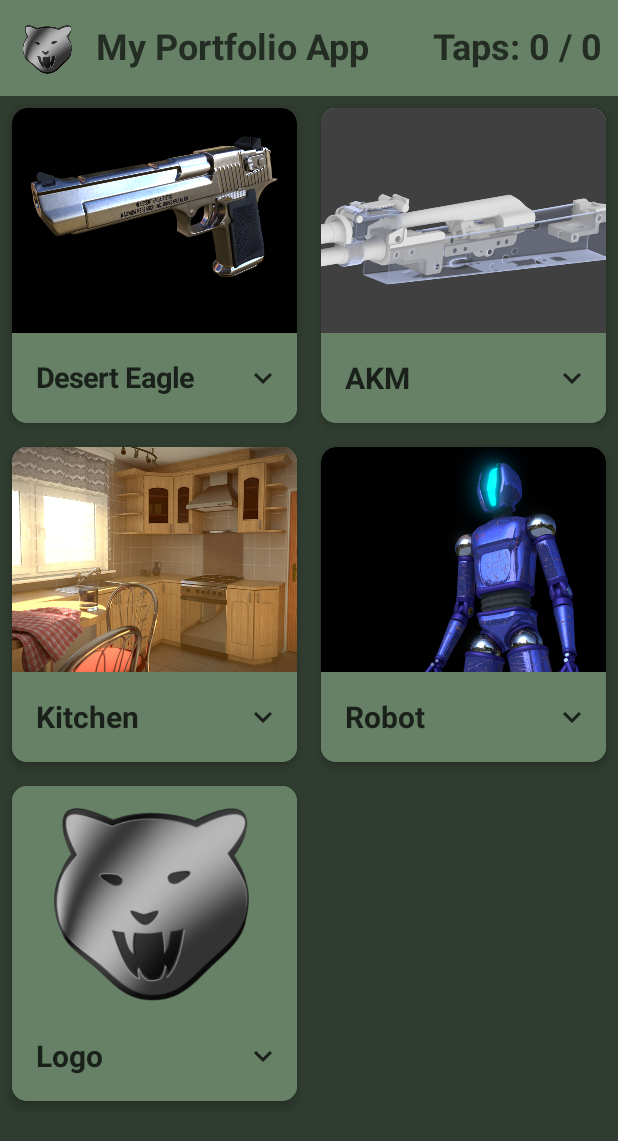
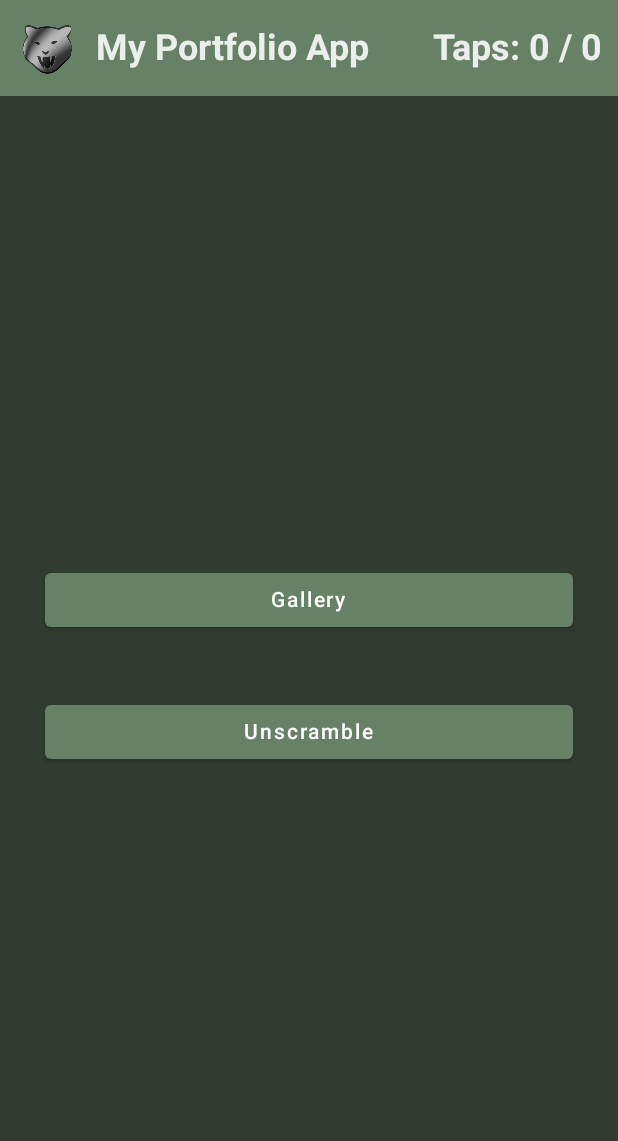
Before and after one commit to predatorkind/My3DArt, an Android app built with Jetpack Compose: the screen it shows after launch (MainActivity), on a phone screen of 412 x 824 dp. Shown: the top 1141 px of the screen. Run offline under Robolectric (Android 15) with nearby library versions, the phone set to English and light mode, and no system bars; our stand-ins replace window size class.

Commit message:
Added: Navigation Controller to navigation between MainMenu and other Screens MyPortfolioUiState and MyPortfolioViewModel as main ViewModel and UI state holder
Changed
primary colors

```diff
--- a/app/src/main/java/net/vertexgraphics/myportfolioapp/MainActivity.kt
+++ b/app/src/main/java/net/vertexgraphics/myportfolioapp/MainActivity.kt
@@ -7,9 +7,6 @@ import androidx.activity.ComponentActivity
 import androidx.activity.compose.setContent
 import androidx.compose.material3.windowsizeclass.ExperimentalMaterial3WindowSizeClassApi
 import androidx.compose.material3.windowsizeclass.calculateWindowSizeClass
-import net.vertexgraphics.myportfolioapp.ui.GalleryScreen
-import net.vertexgraphics.myportfolioapp.ui.GameScreen
-
 import net.vertexgraphics.myportfolioapp.ui.theme.MyPortfolioAppTheme
 
 
@@ -25,8 +22,7 @@ class MainActivity : ComponentActivity() {
             MyPortfolioAppTheme {
 
                 MyPortfolioScreen()
-                //GameScreen()
-                //GalleryScreen()
+
 
             }
         }
--- a/app/src/main/java/net/vertexgraphics/myportfolioapp/MyPortfolioScreen.kt
+++ b/app/src/main/java/net/vertexgraphics/myportfolioapp/MyPortfolioScreen.kt
@@ -1,17 +1,27 @@
 package net.vertexgraphics.myportfolioapp
 
+
+import android.util.Log
+import androidx.annotation.StringRes
 import androidx.compose.foundation.Image
+import androidx.compose.foundation.layout.Arrangement
 import androidx.compose.foundation.layout.Column
 import androidx.compose.foundation.layout.Row
 import androidx.compose.foundation.layout.Spacer
+import androidx.compose.foundation.layout.fillMaxHeight
 import androidx.compose.foundation.layout.fillMaxWidth
 import androidx.compose.foundation.layout.padding
 import androidx.compose.foundation.layout.size
+import androidx.compose.material.Button
 import androidx.compose.material.ExperimentalMaterialApi
+import androidx.compose.material.Icon
+import androidx.compose.material.IconButton
 import androidx.compose.material.MaterialTheme
 import androidx.compose.material.Scaffold
 import androidx.compose.material.Surface
 import androidx.compose.material.Text
+import androidx.compose.material.icons.Icons
+import androidx.compose.material.icons.filled.ArrowBack
 import androidx.compose.runtime.Composable
 import androidx.compose.runtime.collectAsState
 import androidx.compose.runtime.getValue
@@ -20,42 +30,139 @@ import androidx.compose.runtime.remember
 import androidx.compose.runtime.setValue
 import androidx.compose.ui.Alignment
 import androidx.compose.ui.Modifier
+import androidx.compose.ui.platform.LocalContext
 import androidx.compose.ui.res.dimensionResource
 import androidx.compose.ui.res.painterResource
 import androidx.compose.ui.res.stringResource
+import androidx.compose.ui.tooling.preview.Preview
 import androidx.compose.ui.unit.dp
 import androidx.lifecycle.viewmodel.compose.viewModel
+import androidx.navigation.NavHostController
+import androidx.navigation.compose.NavHost
+import androidx.navigation.compose.composable
+import androidx.navigation.compose.currentBackStackEntryAsState
+import androidx.navigation.compose.rememberNavController
+import net.vertexgraphics.myportfolioapp.model.MyPortfolioViewModel
+import net.vertexgraphics.myportfolioapp.ui.GalleryScreen
+import net.vertexgraphics.myportfolioapp.ui.GameScreen
+import net.vertexgraphics.myportfolioapp.ui.theme.MyPortfolioAppTheme
 
-import net.vertexgraphics.myportfolioapp.model.GalleryViewModel
+private const val TAG: String = "MyPortfolioScreen"
 
-import androidx.navigation.NavHostController
-import androidx.navigation.compose.rememberNavController
-import net.vertexgraphics.myportfolioapp.ui.GalleryScreen
-
+enum class PortfolioScreens(@StringRes val title: Int) {
+    Start(title = R.string.app_name),
+    Gallery(title = R.string.gallery),
+    Unscramble(title = R.string.unscramble),
+    Options(title = R.string.options), //todo
+}
 
 @Composable
 fun MyPortfolioScreen(
     navController: NavHostController = rememberNavController(),
-    galleryViewModel: GalleryViewModel = viewModel()
+    myPortfolioViewModel: MyPortfolioViewModel = viewModel()
 ){
-    //val galleryViewModel = GalleryViewModel()
-    val galleryUiState = galleryViewModel.uiState
+
+    val myPortfolioUiState by myPortfolioViewModel.uiState.collectAsState()
+    val backStackEntry by navController.currentBackStackEntryAsState()
+    val currentScreen = PortfolioScreens.valueOf(
+        backStackEntry?.destination?.route ?: PortfolioScreens.Start.name
+        )
+
+    Scaffold(topBar = {
+        TopBar(
+            currentScreen = currentScreen,
+            lifetimeTaps = myPortfolioViewModel.lifetimeTaps,
+            increaseLifetimeTaps = { myPortfolioViewModel.increaseLifetimeTaps()},
+            canNavigateBack = navController.previousBackStackEntry != null,
+            navigateUp = { navController.navigateUp()},
+
+            )
+    }) {innerPadding ->
+        val uiState by myPortfolioViewModel.uiState.collectAsState()
+        //GalleryScreen(galleryViewModel, modifier = Modifier.padding(it))
+        NavHost(
+            navController = navController,
+            startDestination = PortfolioScreens.Start.name,
+            modifier = Modifier.padding(innerPadding),
+        ) {
+            composable(
+                route = PortfolioScreens.Start.name
+            ){
+                MainMenu(
+                    onGalleryButtonClicked = {
+                        navController.navigate(route = PortfolioScreens.Gallery.name)
+                        Log.d(TAG, "Gallery button clicked")
+                    },
+                    onUnscrambledButtonClicked = {
+                        navController.navigate(route = PortfolioScreens.Unscramble.name)
+                    },
+                    modifier = Modifier.fillMaxHeight()
+                )
+            }
+            composable(
+                route = PortfolioScreens.Gallery.name
+            ) {
+                val context = LocalContext.current
+                GalleryScreen()
+            }
+            composable(
+                route = PortfolioScreens.Unscramble.name
+            ) {
+                GameScreen()
+            }
+        }
+    }
+}
+
+@Composable
+private fun MainMenu(
+    modifier: Modifier = Modifier,
+    onGalleryButtonClicked: () -> Unit,
+    onUnscrambledButtonClicked: () -> Unit,
+
+    ){
+    Column(
+        modifier= Modifier
+            .padding(dimensionResource(id = R.dimen.padding_medium))
+            .fillMaxWidth()
+            .fillMaxHeight(),
+        horizontalAlignment = Alignment.CenterHorizontally,
+        verticalArrangement = Arrangement.Center,
 
 
-    Scaffold(topBar = {
-        TopBar(lifetimeTaps = galleryViewModel.lifetimeTaps,
-        increaseLifetimeTaps = { galleryViewModel.increaseLifetimeTaps() }
-            )
-    }) {
-        GalleryScreen(galleryViewModel, modifier = Modifier.padding(it))
-
+    ) {
+        Button(
+            onClick = { onGalleryButtonClicked() },
+            modifier = Modifier
+                .fillMaxWidth()
+                .padding(dimensionResource(id = R.dimen.padding_big)),
+        ) {
+            Text(text = stringResource(id = R.string.gallery))
+        }
+        Button(
+            onClick = { onUnscrambledButtonClicked() },
+            modifier = Modifier
+                .fillMaxWidth()
+                .padding(dimensionResource(id = R.dimen.padding_big)),
+        ) {
+            Text(text = stringResource(id = R.string.unscramble))
+        }
     }
 }
 
 
 @OptIn(ExperimentalMaterialApi::class)
 @Composable
-private fun TopBar(modifier: Modifier = Modifier, lifetimeTaps: Int, increaseLifetimeTaps: () -> Unit){
+private fun TopBar(
+    modifier: Modifier = Modifier,
+    lifetimeTaps: Int,
+    increaseLifetimeTaps: () -> Unit,
+    currentScreen: PortfolioScreens,
+    canNavigateBack: Boolean,
+    navigateUp: () -> Unit = {},
+
+
+    ){
     // save the currentTaps variable between recompositions
     // lifetimeTaps is saved in the GalleryViewModel
     var currentTaps by remember { mutableStateOf(0) }
@@ -72,13 +179,23 @@ private fun TopBar(modifier: Modifier = Modifier, lifetimeTaps: Int, increaseLif
             .fillMaxWidth(),
             verticalAlignment = Alignment.CenterVertically
         ){
+
+            if (canNavigateBack) {
+                IconButton(onClick = navigateUp) {
+                    Icon(
+                        imageVector = Icons.Filled.ArrowBack,
+                        contentDescription = stringResource(id = R.string.back_button),
+                    )
+                }
+            }
+
             Image(modifier = modifier
                 .size(64.dp)
                 .padding(8.dp),
                 painter = painterResource(id = R.drawable.logo),
                 contentDescription = null)
             Text(
-                text = stringResource(id = R.string.app_name),
+                text = stringResource(id = currentScreen.title),
                 style = MaterialTheme.typography.h1
             )
             Spacer(modifier = Modifier
@@ -93,3 +210,13 @@ private fun TopBar(modifier: Modifier = Modifier, lifetimeTaps: Int, increaseLif
     }
 
 }
+
+@Preview(showBackground = true)
+@Composable
+fun MainMenuPreview() {
+    MyPortfolioAppTheme() {
+        MainMenu(onGalleryButtonClicked = { /*TODO*/ }) {
+
+        }
+    }
+}
--- a/app/src/main/java/net/vertexgraphics/myportfolioapp/model/GalleryViewModel.kt
+++ b/app/src/main/java/net/vertexgraphics/myportfolioapp/model/GalleryViewModel.kt
@@ -1,12 +1,7 @@
 package net.vertexgraphics.myportfolioapp.model
 
 import android.util.Log
-import androidx.compose.runtime.getValue
-import androidx.compose.runtime.mutableStateListOf
-import androidx.compose.runtime.mutableStateOf
-import androidx.compose.runtime.setValue
 import androidx.compose.runtime.toMutableStateList
-
 import androidx.lifecycle.ViewModel
 import kotlinx.coroutines.flow.MutableStateFlow
 import kotlinx.coroutines.flow.StateFlow
@@ -23,7 +18,7 @@ class GalleryViewModel: ViewModel() {
     // Backing property to avoid state changes from other classes
     val uiState: StateFlow<GalleryUiState> = _uiState.asStateFlow()
 
-    var lifetimeTaps by mutableStateOf(0)
+
 
     // ArtElement list
     private val _artElementList = Datasource().loadImageData().toMutableStateList()
@@ -55,10 +50,5 @@ class GalleryViewModel: ViewModel() {
         Log.d(TAG, "setExpandedState: ${artElement.isExpanded} index: ${indx}")
     }
 
-    fun increaseLifetimeTaps() {
-        /**
-         * Increases the lifetime taps by 1
-         */
-        lifetimeTaps += 1
-    }
+
 }
--- /dev/null
+++ b/app/src/main/java/net/vertexgraphics/myportfolioapp/model/MyPortfolioUiState.kt
@@ -0,0 +1,6 @@
+package net.vertexgraphics.myportfolioapp.model
+
+data class MyPortfolioUiState(
+    val userName: String = "No user logged in.",
+
+)
--- /dev/null
+++ b/app/src/main/java/net/vertexgraphics/myportfolioapp/model/MyPortfolioViewModel.kt
@@ -0,0 +1,28 @@
+package net.vertexgraphics.myportfolioapp.model
+
+import androidx.compose.runtime.getValue
+import androidx.compose.runtime.mutableStateOf
+import androidx.compose.runtime.setValue
+import androidx.lifecycle.ViewModel
+import kotlinx.coroutines.flow.MutableStateFlow
+import kotlinx.coroutines.flow.StateFlow
+import kotlinx.coroutines.flow.asStateFlow
+
+private const val TAG: String = "MyPortfolioViewModel"
+
+class MyPortfolioViewModel: ViewModel() {
+    // MyPortfolioScreen UI State
+    private val _uiState = MutableStateFlow(MyPortfolioUiState())
+
+    // Backing property to avoid state changes from other classes
+    val uiState: StateFlow<MyPortfolioUiState> = _uiState.asStateFlow()
+
+    var lifetimeTaps by mutableStateOf(0)
+
+    fun increaseLifetimeTaps() {
+        /**
+         * Increases the lifetime taps by 1
+         */
+        lifetimeTaps += 1
+    }
+}
--- a/app/src/main/java/net/vertexgraphics/myportfolioapp/ui/GalleryScreen.kt
+++ b/app/src/main/java/net/vertexgraphics/myportfolioapp/ui/GalleryScreen.kt
@@ -23,23 +23,18 @@ import androidx.compose.foundation.layout.fillMaxHeight
 import androidx.compose.foundation.layout.fillMaxWidth
 import androidx.compose.foundation.layout.height
 import androidx.compose.foundation.layout.padding
-import androidx.compose.foundation.layout.size
 import androidx.compose.foundation.layout.width
 import androidx.compose.foundation.layout.wrapContentSize
 import androidx.compose.foundation.lazy.grid.GridCells
 import androidx.compose.foundation.lazy.grid.LazyVerticalGrid
 import androidx.compose.foundation.lazy.grid.items
-import androidx.compose.foundation.rememberScrollState
 import androidx.compose.foundation.shape.RoundedCornerShape
-import androidx.compose.foundation.verticalScroll
 import androidx.compose.material.Button
 import androidx.compose.material.ButtonDefaults
 import androidx.compose.material.Card
-import androidx.compose.material.ExperimentalMaterialApi
 import androidx.compose.material.Icon
 import androidx.compose.material.IconButton
 import androidx.compose.material.MaterialTheme
-import androidx.compose.material.Scaffold
 import androidx.compose.material.Surface
 import androidx.compose.material.Text
 import androidx.compose.material.icons.Icons
@@ -47,10 +42,10 @@ import androidx.compose.material.icons.filled.ExpandLess
 import androidx.compose.material.icons.filled.ExpandMore
 import androidx.compose.material3.windowsizeclass.WindowSizeClass
 import androidx.compose.runtime.Composable
+import androidx.compose.runtime.collectAsState
 import androidx.compose.runtime.getValue
 import androidx.compose.runtime.mutableStateOf
 import androidx.compose.runtime.remember
-
 import androidx.compose.runtime.setValue
 import androidx.compose.ui.Alignment
 import androidx.compose.ui.Modifier
@@ -69,7 +64,6 @@ import androidx.compose.ui.tooling.preview.Preview
 import androidx.compose.ui.unit.dp
 import androidx.lifecycle.viewmodel.compose.viewModel
 import net.vertexgraphics.myportfolioapp.R
-
 import net.vertexgraphics.myportfolioapp.model.ArtElement
 import net.vertexgraphics.myportfolioapp.model.GalleryViewModel
 import net.vertexgraphics.myportfolioapp.ui.theme.MyPortfolioAppTheme
@@ -159,9 +153,9 @@ fun MainScreen(windowSizeClass: WindowSizeClass) {
 }
 
 @Composable
-fun GalleryScreen(galleryViewModel: GalleryViewModel = viewModel(), modifier: Modifier){
+fun GalleryScreen(galleryViewModel: GalleryViewModel = viewModel()){
     //val galleryViewModel = GalleryViewModel()
-    val galleryUiState = galleryViewModel.uiState
+    val galleryUiState by galleryViewModel.uiState.collectAsState()
 //    Column (
 //        modifier = Modifier
 //            .verticalScroll(rememberScrollState())
--- a/app/src/main/java/net/vertexgraphics/myportfolioapp/ui/theme/Color.kt
+++ b/app/src/main/java/net/vertexgraphics/myportfolioapp/ui/theme/Color.kt
@@ -2,9 +2,9 @@ package net.vertexgraphics.myportfolioapp.ui.theme
 
 import androidx.compose.ui.graphics.Color
 
-val Purple200 = Color(0xFFBB86FC)
-val Purple500 = Color(0xFF6200EE)
-val Purple700 = Color(0xFF3700B3)
+val Purple200 = Color(0xFFC4BF79)
+val Purple500 = Color(0xFF678167)
+val Purple700 = Color(0xFF8A8301)
 val GreenSelected = Color(0xFF90A390)
 val GreenDarkSelected = Color(0xFF3F4F3F)
 val Green = Color(0xFF678167)
--- a/app/src/main/res/values/strings.xml
+++ b/app/src/main/res/values/strings.xml
@@ -27,4 +27,7 @@
     <string name="exit">Exit</string>
     <string name="play_again">Play again?</string>
     <string name="wrong_guess">Wrong Guess!</string>
+    <string name="gallery">Gallery</string>
+    <string name="options">Options</string>
+    <string name="back_button">Back Button\n</string>
 </resources>
```
